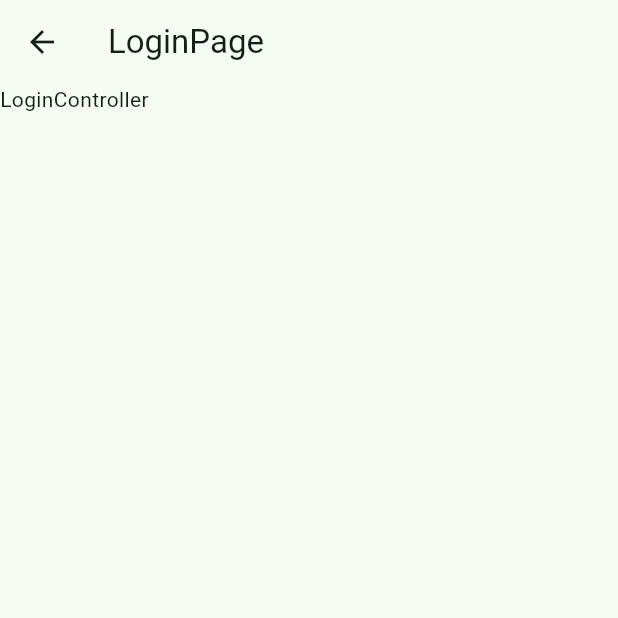
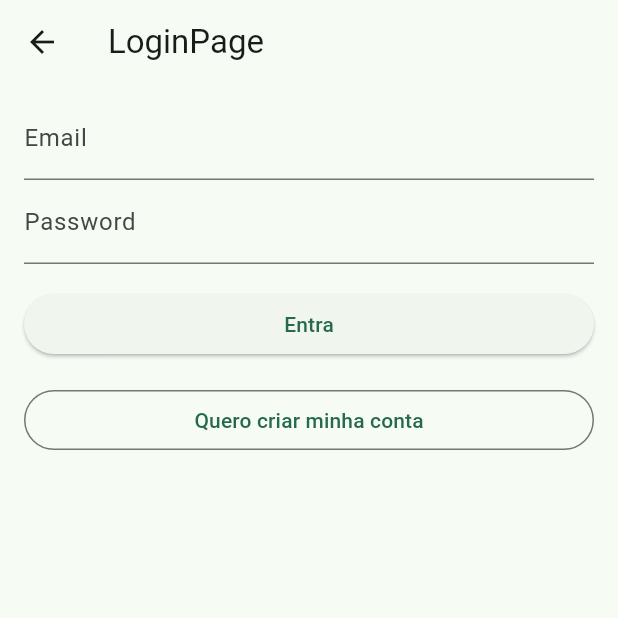
Before and after one commit to fabiojfadsg/app_hortifruti_pratico, a Flutter app: the LoginPage screen opened by its route, on a phone screen of 412 x 824 dp, the top half of it. Run offline on Flutter 3.47's test engine with Material 2 defaults, Android fonts, the phone set to English and light mode, and no system bars; our stand-ins replace get, get_storage, transparent_image; missing offline and left inert: dart:html; accounts and stored records are empty; network calls fail; statements that could not run were skipped.

Commit message:
aula-93/95

```diff
--- /dev/null
+++ b/lib/app/data/models/user_login_request.dart
@@ -0,0 +1,15 @@
+class UserLoginRequestModel{
+
+  String email;
+  String password;
+
+  UserLoginRequestModel({required this.email, required this.password});
+
+  Map<String, dynamic> toJson() => {
+    'email': email,
+    'password': password,
+  };
+
+
+
+}
--- /dev/null
+++ b/lib/app/data/services/auth/service.dart
@@ -0,0 +1,16 @@
+import 'package:app_hortifruti_pratico/app/data/models/user_login_request.dart';
+import 'package:app_hortifruti_pratico/app/data/services/auth/repository.dart';
+import 'package:get/get.dart';
+
+class AuthService extends GetxService {
+
+  AuthRepository _repository;
+
+  AuthService(this._repository);
+
+  Future<void> login(UserLoginRequestModel userLoginRequest) async {
+    var userLoginResponse = await _repository.login(userLoginRequest);
+
+    print(userLoginResponse.token);
+  }
+}
--- a/lib/app/modules/login/controller.dart
+++ b/lib/app/modules/login/controller.dart
@@ -1,5 +1,23 @@
+import 'package:app_hortifruti_pratico/app/data/models/user_login_request.dart';
+import 'package:app_hortifruti_pratico/app/data/services/auth/service.dart';
+import 'package:flutter/material.dart';
 import 'package:get/get.dart';
 
 class LoginController extends GetxController {
 
+  final _authService = Get.find<AuthService>();
+  var emailController = TextEditingController();
+  var passwordController = TextEditingController();
+
+
+  void login() {
+    var userLoginRequestModel = UserLoginRequestModel(
+      email: emailController.text,
+      password: passwordController.text
+    );
+
+    _authService
+      .login(userLoginRequestModel)
+      .then(((value) => null));
+  }
 }
--- a/lib/app/modules/login/page.dart
+++ b/lib/app/modules/login/page.dart
@@ -7,9 +7,71 @@ class LoginPage extends GetView<LoginController> {
   Widget build(BuildContext context) {
     return Scaffold(
       appBar: AppBar(
-        title: Text('LoginPage'),
+        title: const Text('LoginPage'),
       ),
-      body: Text('LoginController'),
+      body: Padding(
+        padding: const EdgeInsets.symmetric(vertical: 8.0, horizontal: 16.0),
+        child: SingleChildScrollView(
+          child: Column(
+            children: [
+              TextFormField(
+                controller: controller.emailController,
+                decoration: const InputDecoration(
+                  labelText: 'Email',
+                ),
+                validator: (String? value) {
+                  if (value != null && value.isEmpty) {
+                    return 'Email is required';
+                  }
+
+                  if (value != null && !value.contains('@')) {
+                    return 'Invalid email';
+                  }
+
+                  return null;
+                },
+              ),
+              TextFormField(
+                controller: controller.passwordController,
+                decoration: const InputDecoration(
+                  labelText: 'Password',
+                ),
+                obscureText: true,
+                validator: (String? value) {
+                  if (value != null && value.isEmpty) {
+                    return 'Informe sua senha';
+                  }
+
+                  return null;
+                },
+              ),
+              Row(
+                children: [
+                  Expanded(
+                    child: Padding(
+                      padding: const EdgeInsets.symmetric(vertical: 16.0),
+                      child: ElevatedButton(
+                        onPressed: controller.login,
+                        child: const Text('Entra'),
+                      ),
+                    ),
+                  ),
+                ],
+              ),
+              Row(
+                children: [
+                  Expanded(
+                    child: OutlinedButton(
+                      onPressed: () {},
+                      child: const Text('Quero criar minha conta'),
+                    ),
+                  ),
+                ],
+              ),
+            ],
+          ),
+        ),
+      ),
     );
   }
 }
```
Also changed, not shown: lib/app/data/models/user_login_reponse.dart (added, +12 -0 lines), lib/app/data/providers/api.dart (+9 -0 lines), lib/app/data/services/auth/repository.dart (added, +11 -0 lines), lib/app/data/services/storage/service.dart (added, +25 -0 lines), lib/main.dart (+10 -1 lines).
